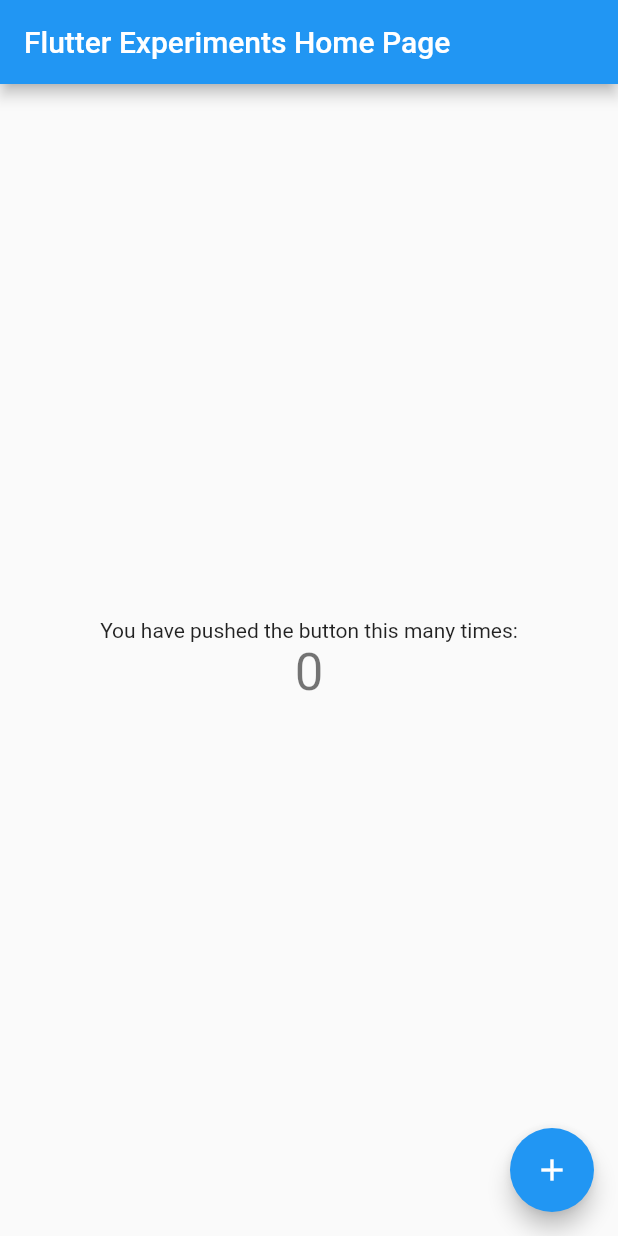
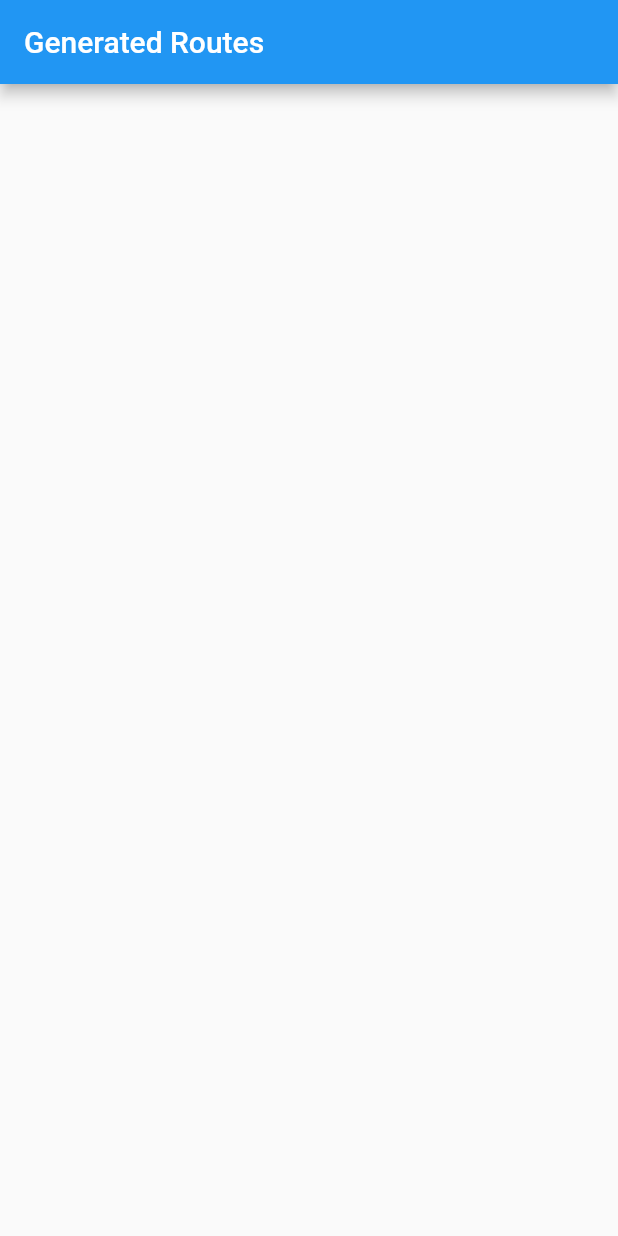
Before and after one commit to SubrotaDebnath/flutter_experiments, a Flutter app: the screen it shows after launch, on a phone screen of 412 x 824 dp. Run offline on Flutter 3.47's test engine with Material 2 defaults, Android fonts, the phone set to English and light mode, and no system bars.

Commit message:
home page

```diff
--- a/lib/main.dart
+++ b/lib/main.dart
@@ -1,4 +1,5 @@
 import 'package:flutter/material.dart';
+import 'package:flutter_experiments/screens/home_page.dart';
 
 void main() {
   runApp(const MyApp());
@@ -10,57 +11,11 @@ class MyApp extends StatelessWidget {
   @override
   Widget build(BuildContext context) {
     return MaterialApp(
-      title: 'Flutter Experiments',
+      title: 'Generated Routes',
       theme: ThemeData(
         primarySwatch: Colors.blue,
       ),
-      home: const MyHomePage(title: 'Flutter Experiments Home Page'),
+      home: const HomePage(title: 'Generated Routes'),
     );
   }
 }
-
-class MyHomePage extends StatefulWidget {
-  const MyHomePage({Key? key, required this.title}) : super(key: key);
-  final String title;
-
-  @override
-  State<MyHomePage> createState() => _MyHomePageState();
-}
-
-class _MyHomePageState extends State<MyHomePage> {
-  int _counter = 0;
-
-  void _incrementCounter() {
-    setState(() {
-      _counter++;
-    });
-  }
-
-  @override
-  Widget build(BuildContext context) {
-    return Scaffold(
-      appBar: AppBar(
-        title: Text(widget.title),
-      ),
-      body: Center(
-        child: Column(
-          mainAxisAlignment: MainAxisAlignment.center,
-          children: <Widget>[
-            const Text(
-              'You have pushed the button this many times:',
-            ),
-            Text(
-              '$_counter',
-              style: Theme.of(context).textTheme.headline4,
-            ),
-          ],
-        ),
-      ),
-      floatingActionButton: FloatingActionButton(
-        onPressed: _incrementCounter,
-        tooltip: 'Increment',
-        child: const Icon(Icons.add),
-      ),
-    );
-  }
-}
--- /dev/null
+++ b/lib/screens/home_page.dart
@@ -0,0 +1,11 @@
+import 'package:flutter/material.dart';
+
+class HomePage extends StatelessWidget {
+  final String title;
+  const HomePage({required this.title,Key? key}) : super(key: key);
+
+  @override
+  Widget build(BuildContext context) {
+    return Scaffold(appBar:AppBar(title: Text(title),),body: Container());
+  }
+}
```
Also changed, not shown: 1 other file.
